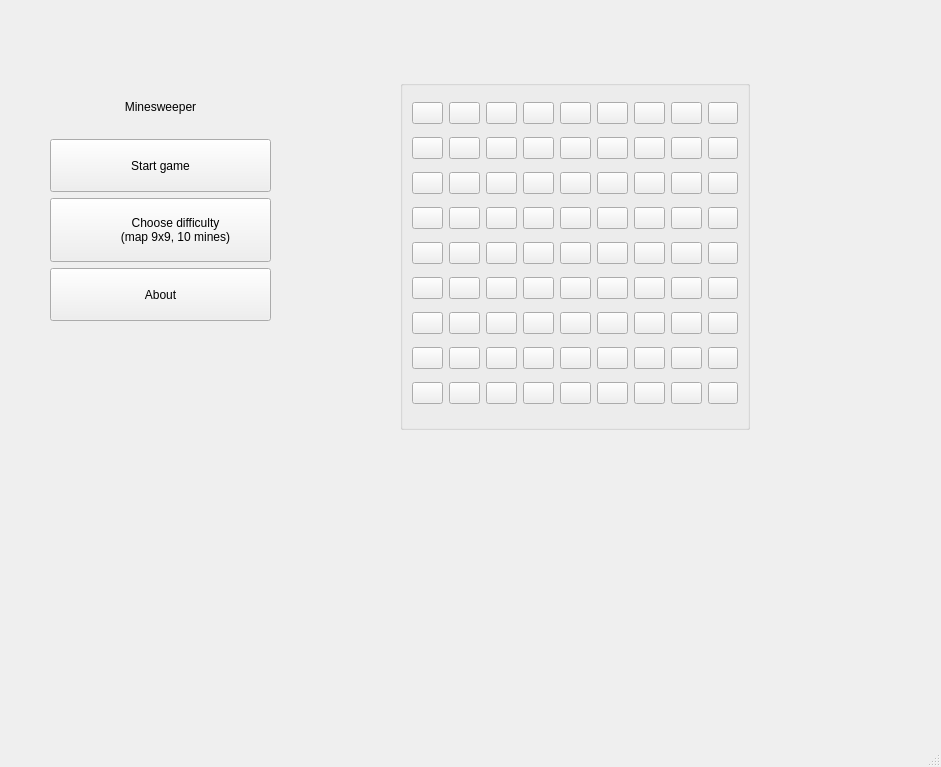
This is mainwindow.ui in KostyaGukish/Minesweeper as Qt 5 draws it before an edit. The edited form follows.
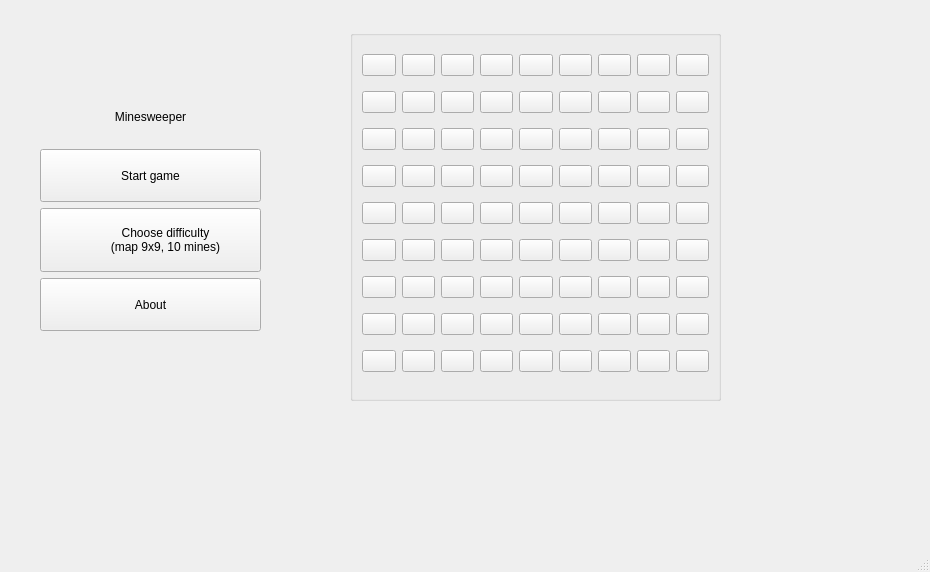
This is the edited form.

Diff of the .ui file:
```diff
--- a/mainwindow.ui
+++ b/mainwindow.ui
@@ -9,8 +9,8 @@
 			<rect>
 				<x>0</x>
 				<y>0</y>
-				<width>941</width>
-				<height>767</height>
+    <width>930</width>
+    <height>572</height>
 			</rect>
 		</property>
 		<property name="windowTitle">
@@ -20,8 +20,8 @@
 			<widget class="QWidget" name="verticalLayoutWidget">
 				<property name="geometry">
 					<rect>
-						<x>50</x>
-						<y>80</y>
+      <x>40</x>
+      <y>90</y>
 						<width>221</width>
 						<height>241</height>
 					</rect>
@@ -93,12 +93,15 @@
 				</property>
 				<property name="geometry">
 					<rect>
-						<x>400</x>
-						<y>80</y>
-						<width>350</width>
-						<height>350</height>
-					</rect>
-				</property>
+      <x>350</x>
+      <y>30</y>
+      <width>371</width>
+      <height>371</height>
+     </rect>
+    </property>
+    <property name="title">
+     <string/>
+    </property>
 				<layout class="QGridLayout" name="gridLayout">
 					<property name="sizeConstraint">
 						<enum>QLayout::SetNoConstraint</enum>
```
Left out of the diff: 1015 changed lines with no effect on the pictures. Lines whose indentation alone changed are shown as unchanged.
